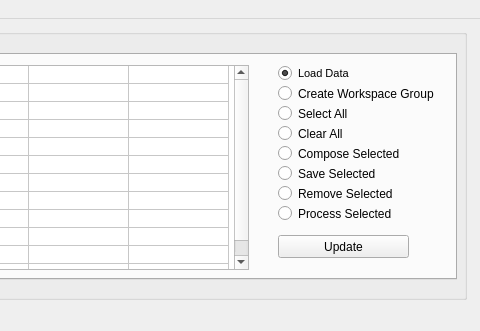
This is MSlice.ui in neutrons/mslice_2.0 as Qt 5 draws it before an edit; both pictures show x 294 to 774 and y 0 to 331 of the 774 by 785 pixel window. The edited form follows.
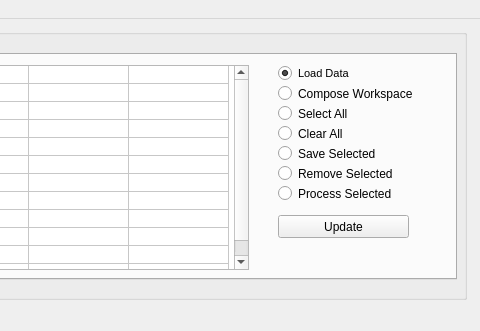
This is the edited form.

Commit message:
Corrected Sum and Eqn in Workspace Composer
Incorporated CloneWorkspace() when creating both sum and calculating an
equation so that original workspaces won't be modified.  Also updated
workspaces produced by WC to overwrite existing workspaces if they
already exist in WM.

Diff of the .ui file:
```diff
--- a/MSlice.ui
+++ b/MSlice.ui
@@ -215,7 +215,7 @@
        <property name="geometry">
         <rect>
          <x>560</x>
-         <y>180</y>
+         <y>160</y>
          <width>131</width>
          <height>23</height>
         </rect>
@@ -254,7 +254,7 @@
        <property name="geometry">
         <rect>
          <x>560</x>
-         <y>110</y>
+         <y>90</y>
          <width>151</width>
          <height>17</height>
         </rect>
@@ -267,7 +267,7 @@
        <property name="geometry">
         <rect>
          <x>560</x>
-         <y>130</y>
+         <y>110</y>
          <width>171</width>
          <height>17</height>
         </rect>
@@ -276,35 +276,17 @@
         <string>Remove Selected</string>
        </property>
       </widget>
-      <widget class="QRadioButton" name="radioButtonEditSelected">
-       <property name="geometry">
-        <rect>
-         <x>560</x>
-         <y>90</y>
-         <width>141</width>
-         <height>17</height>
-        </rect>
-       </property>
-       <property name="text">
-        <string>Compose Selected</string>
-       </property>
-      </widget>
-      <widget class="QRadioButton" name="radioButtonCreateWSG">
+      <widget class="QRadioButton" name="radioButtonComposeSelected">
        <property name="geometry">
         <rect>
          <x>560</x>
          <y>30</y>
-         <width>191</width>
+         <width>141</width>
          <height>17</height>
         </rect>
        </property>
-       <property name="font">
-        <font>
-         <family>MS Shell Dlg 2</family>
-        </font>
-       </property>
        <property name="text">
-        <string>Create Workspace Group</string>
+        <string>Compose Workspace</string>
        </property>
       </widget>
       <widget class="QRadioButton" name="radioButtonLoadSingleWorkspace">
@@ -333,7 +315,7 @@
        <property name="geometry">
         <rect>
          <x>560</x>
-         <y>150</y>
+         <y>130</y>
          <width>181</width>
          <height>17</height>
         </rect>
```
The commit also changes 3 other files.
